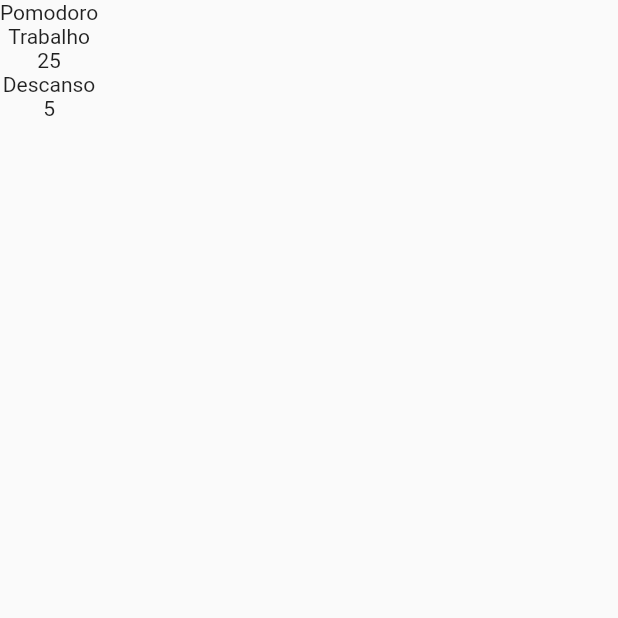
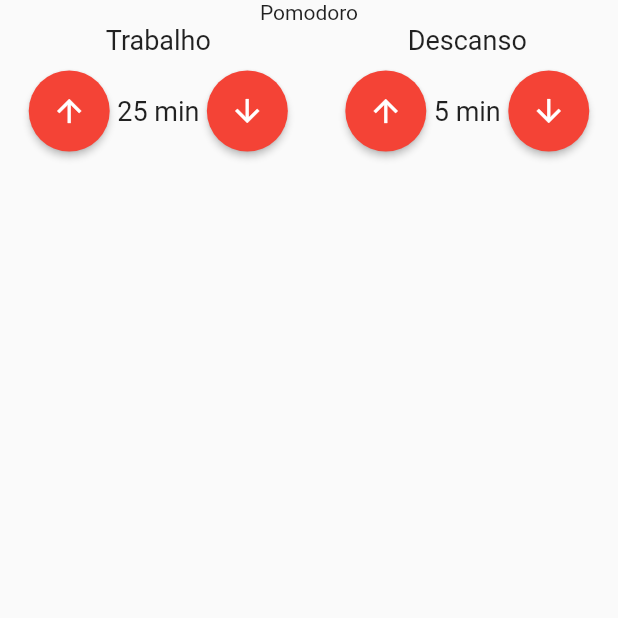
Before and after one commit to aron-alvarenga/Pomodoro-App-Flutter, a Flutter app: the screen it shows after launch, on a phone screen of 412 x 824 dp, the top half of it. Run offline on Flutter 3.47's test engine with Material 2 defaults, Android fonts, the light colour scheme and no system bars; our stand-ins replace mobx; generated files the repository leaves out were written again.

Commit message:
Componente EntradaTempo #01

```diff
--- a/lib/components/EntradaTempo.dart
+++ b/lib/components/EntradaTempo.dart
@@ -1,3 +1,4 @@
+import 'package:flutter/cupertino.dart';
 import 'package:flutter/material.dart';
 
 class EntradaTempo extends StatelessWidget {
@@ -13,7 +14,47 @@ class EntradaTempo extends StatelessWidget {
   @override
   Widget build(BuildContext context) {
     return Column(
-      children: [Text(this.titulo), Text('${this.valor}')],
+      crossAxisAlignment: CrossAxisAlignment.center,
+      children: [
+        Text(
+          this.titulo,
+          style: TextStyle(fontSize: 18),
+        ),
+        SizedBox(height: 10),
+        Row(
+          mainAxisAlignment: MainAxisAlignment.center,
+          children: [
+            ElevatedButton(
+              onPressed: () {},
+              child: Icon(
+                Icons.arrow_upward,
+                color: Colors.white,
+              ),
+              style: ElevatedButton.styleFrom(
+                shape: CircleBorder(),
+                padding: EdgeInsets.all(15),
+                primary: Colors.red,
+              ),
+            ),
+            Text(
+              '${this.valor} min',
+              style: TextStyle(fontSize: 18),
+            ),
+            ElevatedButton(
+              onPressed: () {},
+              child: Icon(
+                Icons.arrow_downward,
+                color: Colors.white,
+              ),
+              style: ElevatedButton.styleFrom(
+                shape: CircleBorder(),
+                padding: EdgeInsets.all(15),
+                primary: Colors.red,
+              ),
+            ),
+          ],
+        ),
+      ],
     );
   }
 }
--- a/lib/pages/Pomodoro.dart
+++ b/lib/pages/Pomodoro.dart
@@ -10,8 +10,13 @@ class Pomodoro extends StatelessWidget {
         body: Column(
       children: [
         Text('Pomodoro'),
-        EntradaTempo(titulo: 'Trabalho', valor: 25),
-        EntradaTempo(titulo: 'Descanso', valor: 5),
+        Row(
+          mainAxisAlignment: MainAxisAlignment.spaceAround,
+          children: [
+            EntradaTempo(titulo: 'Trabalho', valor: 25),
+            EntradaTempo(titulo: 'Descanso', valor: 5),
+          ],
+        )
       ],
     ));
   }
```
